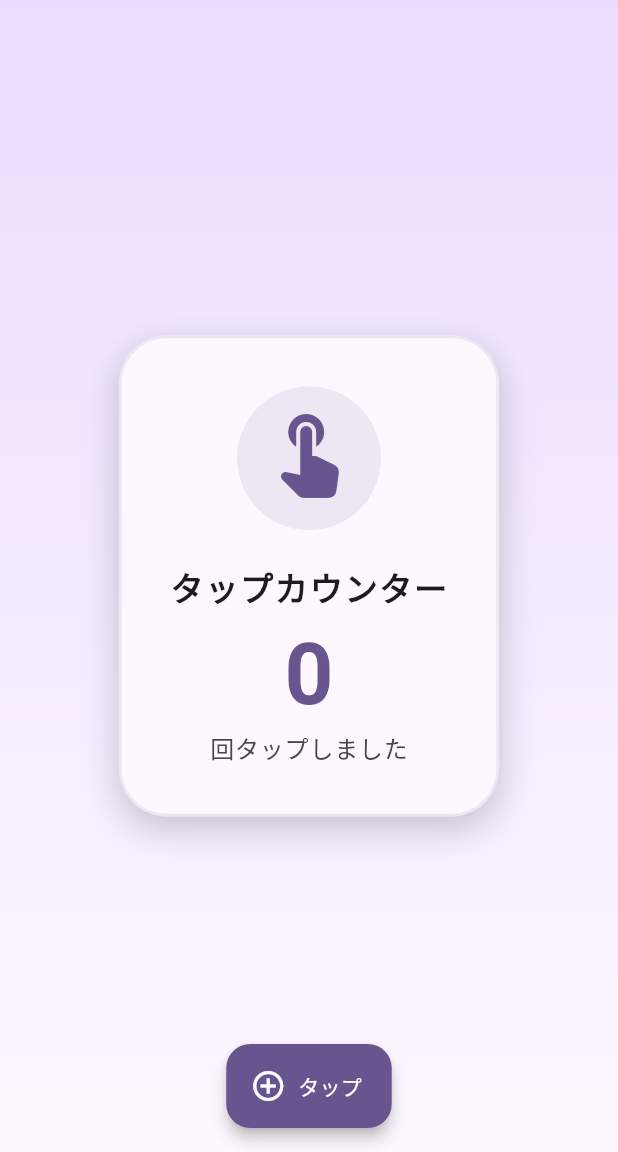
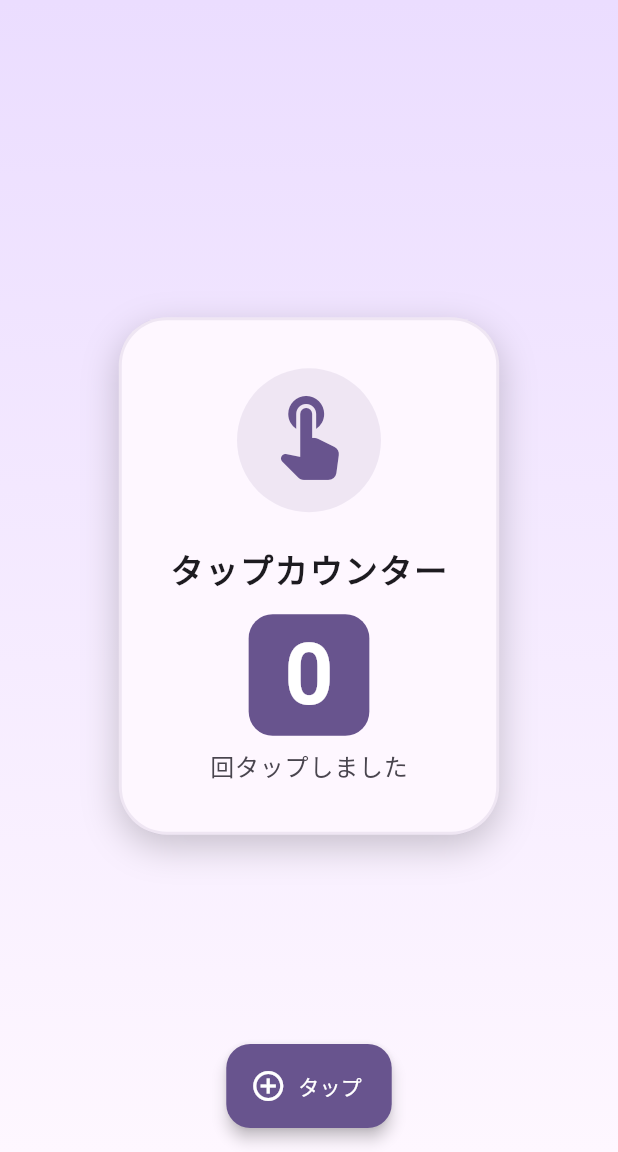
Before and after one commit to Koichi5/cursor_agent_sample, a Flutter app: the screen it shows after launch, on a phone screen of 412 x 824 dp, the part 84-1236 px from its top. Run offline on Flutter 3.47's test engine with Material 3 defaults, Android fonts, the phone set to English and light mode, and no system bars.

Commit message:
feat: Update counter display style

```diff
--- a/lib/views/my_home_page/my_home_page.dart
+++ b/lib/views/my_home_page/my_home_page.dart
@@ -93,12 +93,20 @@ class _MyHomePageState extends State<MyHomePage> {
                       ),
                     ),
                     const SizedBox(height: 16),
-                    Text(
-                      '$_counter',
-                      style: theme.textTheme.displayLarge?.copyWith(
+                    Container(
+                      padding: const EdgeInsets.symmetric(
+                          horizontal: 24, vertical: 12),
+                      decoration: BoxDecoration(
                         color: theme.colorScheme.primary,
-                        fontWeight: FontWeight.bold,
-                        height: 1,
+                        borderRadius: BorderRadius.circular(16),
+                      ),
+                      child: Text(
+                        '$_counter',
+                        style: theme.textTheme.displayLarge?.copyWith(
+                          color: theme.colorScheme.onPrimary,
+                          fontWeight: FontWeight.bold,
+                          height: 1,
+                        ),
                       ),
                     ),
                     const SizedBox(height: 8),
```
